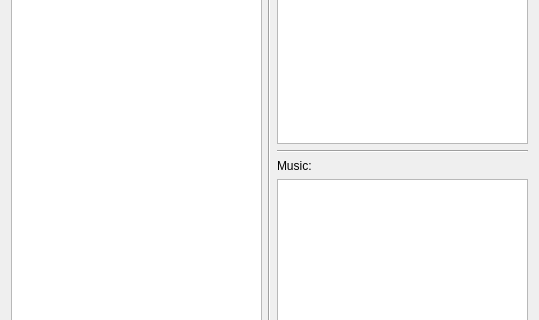
Above: new_dance_d.ui from lisitsynSA/Dance before the change; both pictures show x 0 to 539 and y 82 to 402 of the 539 by 494 pixel window. Below: the same form after it.
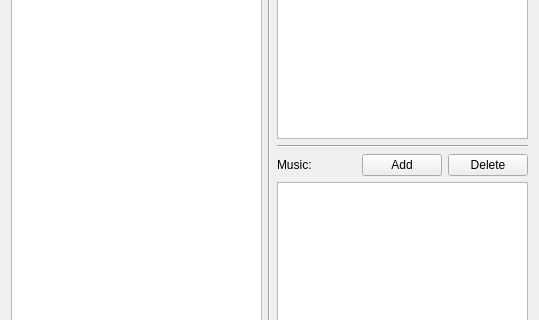
That is the form after the change.

Commit message: Replaced music string to music string list

```diff
--- a/new_dance_d.ui
+++ b/new_dance_d.ui
@@ -13,8 +13,8 @@
   <property name="windowTitle">
    <string>Add new dance to the dictionary</string>
   </property>
-  <layout class="QVBoxLayout" name="verticalLayout">
-   <item>
+  <layout class="QGridLayout" name="gridLayout">
+   <item row="0" column="0">
     <layout class="QHBoxLayout" name="horizontalLayout_6">
      <item>
       <layout class="QVBoxLayout" name="verticalLayout_11">
@@ -81,6 +81,8 @@
         </widget>
        </item>
        <item>
+        <layout class="QHBoxLayout" name="horizontalLayout">
+         <item>
         <widget class="QLabel" name="label_3">
          <property name="text">
           <string>Music:</string>
@@ -88,13 +90,29 @@
         </widget>
        </item>
        <item>
-        <widget class="QTextEdit" name="textEdit_music"/>
-       </item>
-      </layout>
+          <widget class="QPushButton" name="add_musicButton">
+           <property name="text">
+            <string>Add</string>
+           </property>
+          </widget>
+         </item>
+         <item>
+          <widget class="QPushButton" name="delete_musicButton">
+           <property name="text">
+            <string>Delete</string>
+           </property>
+          </widget>
      </item>
     </layout>
    </item>
    <item>
+        <widget class="QListView" name="listView_music"/>
+       </item>
+      </layout>
+     </item>
+    </layout>
+   </item>
+   <item row="1" column="0">
     <widget class="QDialogButtonBox" name="buttonBox">
      <property name="orientation">
       <enum>Qt::Horizontal</enum>
```
Lines whose indentation alone changed are shown as unchanged. The commit also changes 9 other files.
